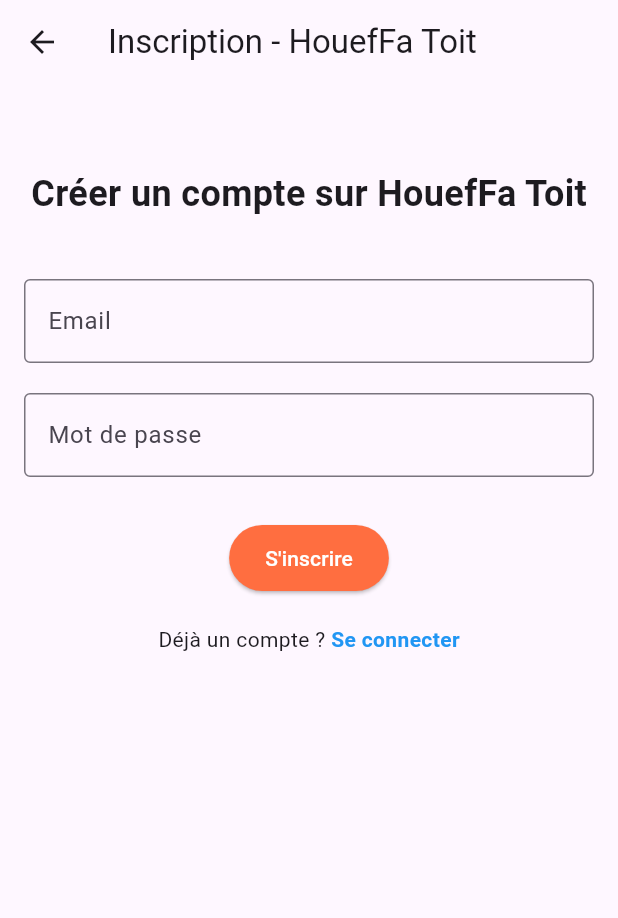
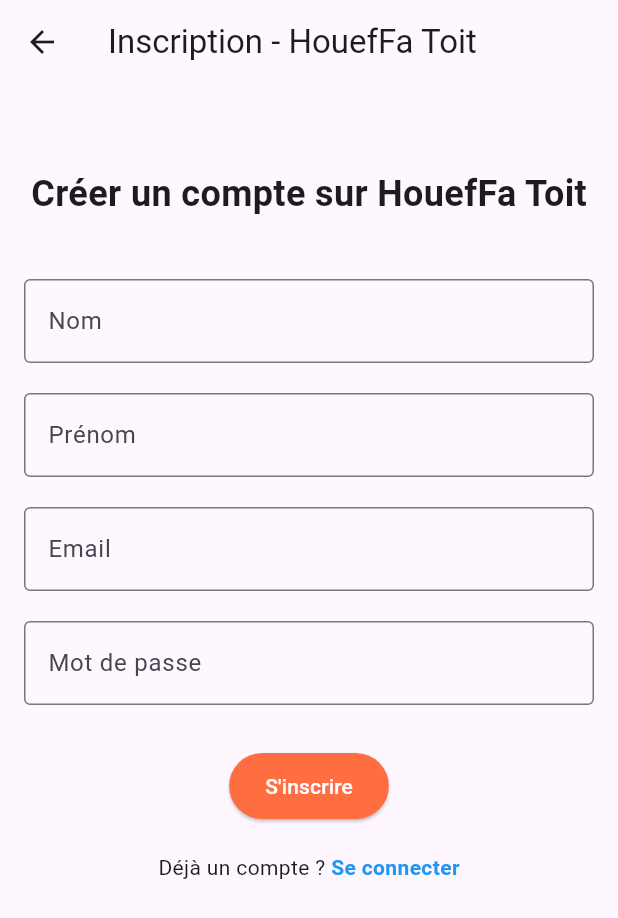
Before and after one commit to Honorine684/flutterDay05, a Flutter app: the screen it shows after launch, after a tap on "S'inscrire", on a phone screen of 412 x 824 dp. Shown: the top 918 px of the screen. Run offline on Flutter 3.47's test engine with Material 3 defaults, Android fonts, the phone set to English and light mode, and no system bars; our stand-ins replace cloud_firestore, curved_navigation_bar, firebase_auth, firebase_core, google_sign_in; accounts and stored records are empty; network calls fail.

Commit message:
j'ai ameliorer mon auth_service pour permettre une creaction de la collection depuis mon code,j'ai aussi créer une page profil dynamique qui démontre le nom,l'heure de la connexion et du déconnexion du client

```diff
--- a/houeffa_log/lib/auth/sign_up.dart
+++ b/houeffa_log/lib/auth/sign_up.dart
@@ -1,8 +1,9 @@
+
 import 'package:firebase_auth/firebase_auth.dart';
 import 'package:flutter/material.dart';
 import 'package:houeffa_log/auth/auth_service.dart';
 import 'package:houeffa_log/auth/login.dart';
-import 'package:houeffa_log/wrapper.dart';
+
 
 class SignupScreen extends StatefulWidget {
   const SignupScreen({super.key});
@@ -12,6 +13,8 @@ class SignupScreen extends StatefulWidget {
 }
 
 class _SignupScreenState extends State<SignupScreen> {
+  final TextEditingController _nameController = TextEditingController();
+  final TextEditingController _prenomController = TextEditingController();
   final TextEditingController _emailController = TextEditingController();
   final TextEditingController _passwordController = TextEditingController();
   final AuthService _auth = AuthService();
@@ -22,15 +25,18 @@ class _SignupScreenState extends State<SignupScreen> {
       _isLoading = true;
     });
     try {
-      User? user = await _auth.signUpWithEmail(
-        _emailController.text,
-        _passwordController.text,
+      User? user = await _auth.createUserWithEmailAndPassword(
+        nom: _nameController.text,
+        prenom: _prenomController.text,
+        email: _emailController.text,
+        password: _passwordController.text,
       );
       if (user != null) {
-
         await _auth.sendEmailVerificationLink(user);
-
-        Navigator.pushReplacement(context, MaterialPageRoute(builder: (context) => const Wrapper()));
+      } else {
+        ScaffoldMessenger.of(context).showSnackBar(
+          const SnackBar(content: Text("Erreur lors de l'inscription")),
+        );
       }
     } on FirebaseAuthException catch (e) {
       ScaffoldMessenger.of(context).showSnackBar(
@@ -45,6 +51,8 @@ class _SignupScreenState extends State<SignupScreen> {
 
   @override
   void dispose() {
+    _nameController.dispose();
+    _prenomController.dispose();
     _emailController.dispose();
     _passwordController.dispose();
     super.dispose();
@@ -54,60 +62,80 @@ class _SignupScreenState extends State<SignupScreen> {
   Widget build(BuildContext context) {
     return Scaffold(
       appBar: AppBar(
-        title: Text("Inscription - HouefFa Toit"),
+        title: const Text("Inscription - HouefFa Toit"),
       ),
       body: Padding(
-        padding: EdgeInsets.all(16.0),
+        padding: const EdgeInsets.all(16.0),
         child: _isLoading
-            ? Center(child: CircularProgressIndicator())
+            ? const Center(child: CircularProgressIndicator())
             : SingleChildScrollView(
                 child: Column(
                   mainAxisAlignment: MainAxisAlignment.center,
                   children: [
-                    SizedBox(height: 40),
-                    Text(
+                    const SizedBox(height: 40),
+                    const Text(
                       "Créer un compte sur HouefFa Toit",
                       style: TextStyle(fontSize: 24, fontWeight: FontWeight.bold),
                     ),
-                    SizedBox(height: 40),
+                    const SizedBox(height: 40),
+                    TextField(
+                      controller: _nameController,
+                      decoration: const InputDecoration(
+                        hintText: "Entrer votre nom",
+                        labelText: "Nom",
+                        border: OutlineInputBorder(),
+                      ),
+                      keyboardType: TextInputType.text,
+                    ),
+                    const SizedBox(height: 20),
+                    TextField(
+                      controller: _prenomController,
+                      decoration: const InputDecoration(
+                        hintText: "Entrer votre prénom",
+                        labelText: "Prénom",
+                        border: OutlineInputBorder(),
+                      ),
+                      keyboardType: TextInputType.text,
+                    ),
+                    const SizedBox(height: 20),
                     TextField(
                       controller: _emailController,
-                      decoration: InputDecoration(
+                      decoration: const InputDecoration(
                         hintText: "Entrer votre email",
                         labelText: "Email",
                         border: OutlineInputBorder(),
                       ),
                       keyboardType: TextInputType.emailAddress,
                     ),
-                    SizedBox(height: 20),
+                    const SizedBox(height: 20),
                     TextField(
                       controller: _passwordController,
-                      decoration: InputDecoration(
+                      decoration: const InputDecoration(
                         hintText: "Entrer votre mot de passe",
                         labelText: "Mot de passe",
                         border: OutlineInputBorder(),
                       ),
                       obscureText: true,
                     ),
-                    SizedBox(height: 30),
+                    const SizedBox(height: 30),
                     ElevatedButton(
                       onPressed: _signup,
                       style: ElevatedButton.styleFrom(
-                        padding: EdgeInsets.symmetric(vertical: 12, horizontal: 24),
+                        padding: const EdgeInsets.symmetric(vertical: 12, horizontal: 24),
                         backgroundColor: Colors.deepOrangeAccent,
                       ),
-                      child: Text("S'inscrire", style: TextStyle(color: Colors.white)),
+                      child: const Text("S'inscrire", style: TextStyle(color: Colors.white)),
                     ),
-                    SizedBox(height: 20),
+                    const SizedBox(height: 20),
                     Row(
                       mainAxisAlignment: MainAxisAlignment.center,
                       children: [
-                        Text("Déjà un compte ? "),
+                        const Text("Déjà un compte ? "),
                         InkWell(
                           onTap: () {
                             Navigator.push(context, MaterialPageRoute(builder: (context) => const LoginScreen()));
                           },
-                          child: Text(
+                          child: const Text(
                             "Se connecter",
                             style: TextStyle(color: Colors.blue, fontWeight: FontWeight.bold),
                           ),
--- a/houeffa_log/lib/screens/reservation.dart
+++ /dev/null
@@ -1 +0,0 @@
-// TODO Implement this library.
```
Also changed, not shown: houeffa_log/lib/auth/auth_service.dart (+64 -1 lines), houeffa_log/lib/main.dart (+6 -55 lines), houeffa_log/lib/ui/profil.dart (added, +177 -0 lines).
